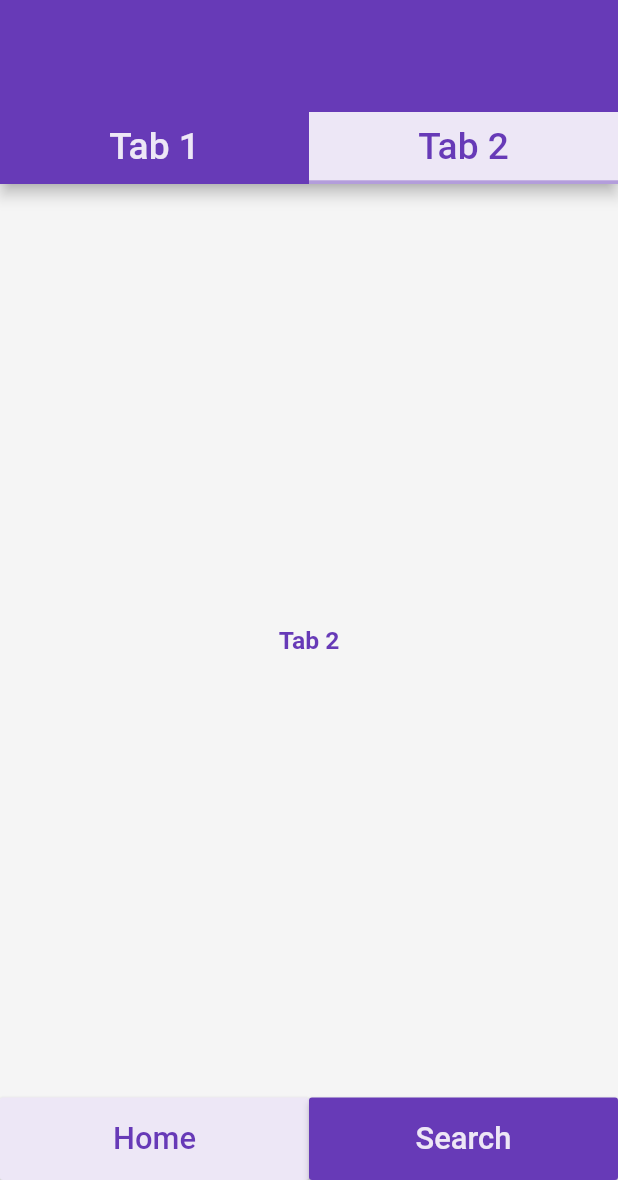
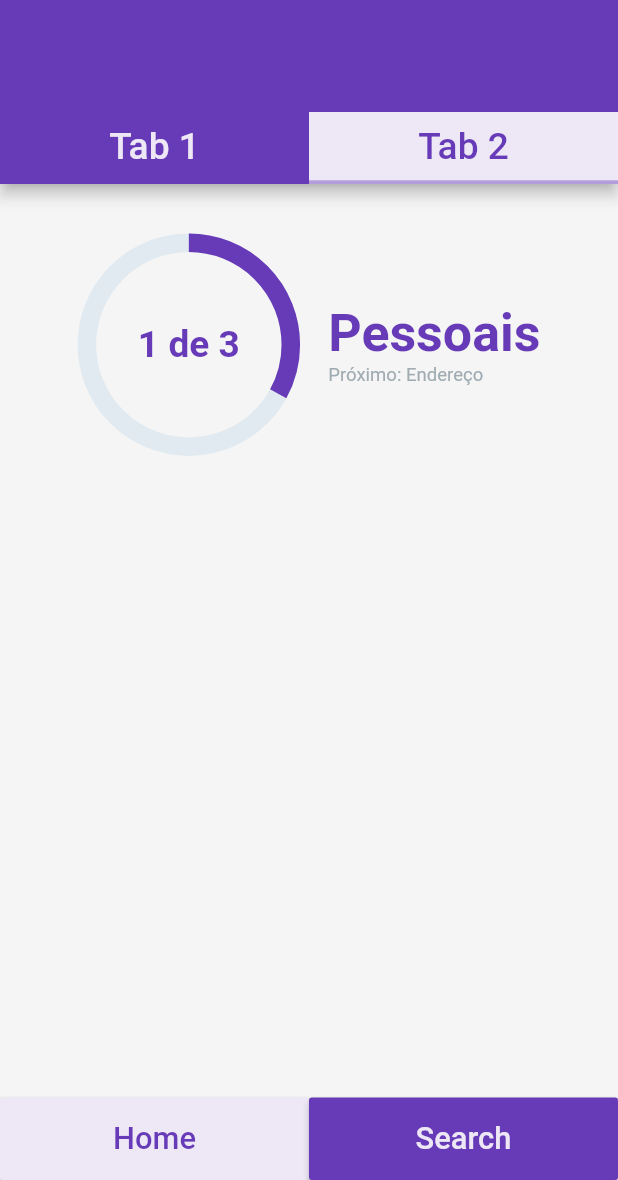
Before and after one commit to AlissonBreno/flutter_studies, a Flutter app: the screen it shows after launch, tab 2 chosen, on a phone screen of 412 x 824 dp, the part 56-1236 px from its top. Run offline on Flutter 3.47's test engine with Material 2 defaults, Android fonts, the phone set to English and light mode, and no system bars; drawn by our look-alikes of percent_indicator; our stand-ins replace flutter_svg; missing offline and left inert: date_range_picker.

Commit message:
circular progress bar test

```diff
--- a/bottom_appbar/lib/constants/styling.dart
+++ b/bottom_appbar/lib/constants/styling.dart
@@ -24,7 +24,6 @@ class AppTheme {
     button: _buttonLight,
     headline4: _greetingLight,
     headline3: _searchLight,
-    bodyText2: _selectedTabLight,
     bodyText1: _unSelectedTabLight,
   );
 
@@ -54,12 +53,6 @@ class AppTheme {
     fontSize: 2.3 * SizeConfig.textMultiplier,
   );
 
-  static final TextStyle _selectedTabLight = TextStyle(
-    color: Colors.deepPurple,
-    fontWeight: FontWeight.bold,
-    fontSize: 2 * SizeConfig.textMultiplier,
-  );
-
   static final TextStyle _unSelectedTabLight = TextStyle(
     color: Colors.grey,
     fontSize: 2 * SizeConfig.textMultiplier,
--- a/bottom_appbar/lib/tabs/homePageTabs/tab2.dart
+++ b/bottom_appbar/lib/tabs/homePageTabs/tab2.dart
@@ -1,8 +1,68 @@
+import 'package:bottom_appbar/constants/size_config.dart';
 import 'package:flutter/material.dart';
+import 'package:percent_indicator/circular_percent_indicator.dart';
 
 class Tab2 extends StatelessWidget {
   @override
   Widget build(BuildContext context) {
-    return Center(child: Text('Tab 2'));
+    return Scaffold(
+      body: Container(
+        padding: EdgeInsets.only(
+          top: 4.0 * SizeConfig.heightMultiplier,
+          bottom: 4.0 * SizeConfig.heightMultiplier,
+          left: 4.0 * SizeConfig.heightMultiplier,
+          right: 4.0 * SizeConfig.heightMultiplier,
+        ),
+        child: Column(
+          crossAxisAlignment: CrossAxisAlignment.stretch,
+          children: [
+            Row(
+              crossAxisAlignment: CrossAxisAlignment.center,
+              mainAxisAlignment: MainAxisAlignment.spaceEvenly,
+              children: <Widget>[
+                CircularPercentIndicator(
+                  progressColor: Theme.of(context).primaryColor,
+                  percent: 0.33,
+                  animation: true,
+                  radius: 18.0 * SizeConfig.heightMultiplier,
+                  lineWidth: 1.5 * SizeConfig.heightMultiplier,
+                  backgroundColor: Color(0xFFE0EAF0),
+                  circularStrokeCap: CircularStrokeCap.butt,
+                  center: Text(
+                    '1 de 3',
+                    style: TextStyle(
+                      fontSize: 3.0 * SizeConfig.heightMultiplier,
+                      fontWeight: FontWeight.bold,
+                      color: Theme.of(context).primaryColor,
+                    ),
+                  ),
+                ),
+                Column(
+                  crossAxisAlignment: CrossAxisAlignment.start,
+                  mainAxisAlignment: MainAxisAlignment.spaceBetween,
+                  children: <Widget>[
+                    Text(
+                      'Pessoais',
+                      style: TextStyle(
+                        fontSize: 4.2 * SizeConfig.heightMultiplier,
+                        fontWeight: FontWeight.bold,
+                        color: Theme.of(context).primaryColor,
+                      ),
+                    ),
+                    Text(
+                      'Próximo: Endereço',
+                      style: TextStyle(
+                        fontSize: 1.5 * SizeConfig.heightMultiplier,
+                        color: Color(0xFFA0ACB2),
+                      ),
+                    ),
+                  ],
+                ),
+              ],
+            ),
+          ],
+        ),
+      ),
+    );
   }
 }
--- a/bottom_appbar/pubspec.yaml
+++ b/bottom_appbar/pubspec.yaml
@@ -3,7 +3,7 @@ description: A new Flutter project.
 
 # The following line prevents the package from being accidentally published to
 # pub.dev using `pub publish`. This is preferred for private packages.
-publish_to: 'none' # Remove this line if you wish to publish to pub.dev
+publish_to: "none" # Remove this line if you wish to publish to pub.dev
 
 # The following defines the version and build number for your application.
 # A version number is three numbers separated by dots, like 1.2.43
@@ -26,13 +26,13 @@ dependencies:
   flutter_localizations:
     sdk: flutter
 
-
   # The following adds the Cupertino Icons font to your application.
   # Use with the CupertinoIcons class for iOS style icons.
   cupertino_icons: ^0.1.3
   flutter_svg: ^0.18.0
   date_range_picker: ^1.0.5
   intl: ^0.16.1
+  percent_indicator: ^2.1.7+4
 
 dev_dependencies:
   flutter_test:
@@ -43,7 +43,6 @@ dev_dependencies:
 
 # The following section is specific to Flutter.
 flutter:
-
   # The following line ensures that the Material Icons font is
   # included with your application, so that you can use the icons in
   # the material Icons class.
```
